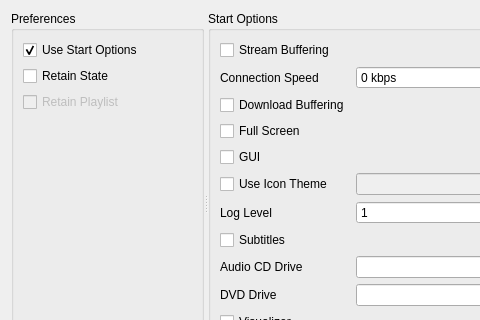
The window that code/settings/ui/settings.ui (andrew-bibb/mbmp) describes before a commit, drawn with Qt 5; both pictures show x 0 to 480 and y 0 to 320 of the 577 by 433 pixel window.
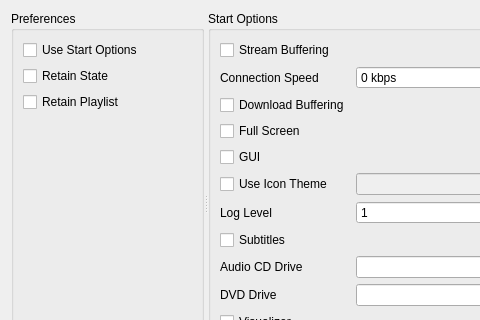
The same window after the commit.

Diff of the .ui file:
```diff
--- a/code/settings/ui/settings.ui
+++ b/code/settings/ui/settings.ui
@@ -48,9 +48,6 @@
          <property name="text">
           <string>Use Start Options</string>
          </property>
-         <property name="checked">
-          <bool>true</bool>
-         </property>
         </widget>
        </item>
        <item row="3" column="0">
@@ -69,7 +66,7 @@
        <item row="2" column="0">
         <widget class="QCheckBox" name="checkBox_playlist">
          <property name="enabled">
-          <bool>false</bool>
+          <bool>true</bool>
          </property>
          <property name="whatsThis">
           <string>&lt;html&gt;&lt;head/&gt;&lt;body&gt;&lt;p&gt;When checked the playlist and position of the currently playing media will be retained.&lt;/p&gt;&lt;/body&gt;&lt;/html&gt;</string>
```
Left out of the diff: 53 changed lines with no effect on the pictures.
